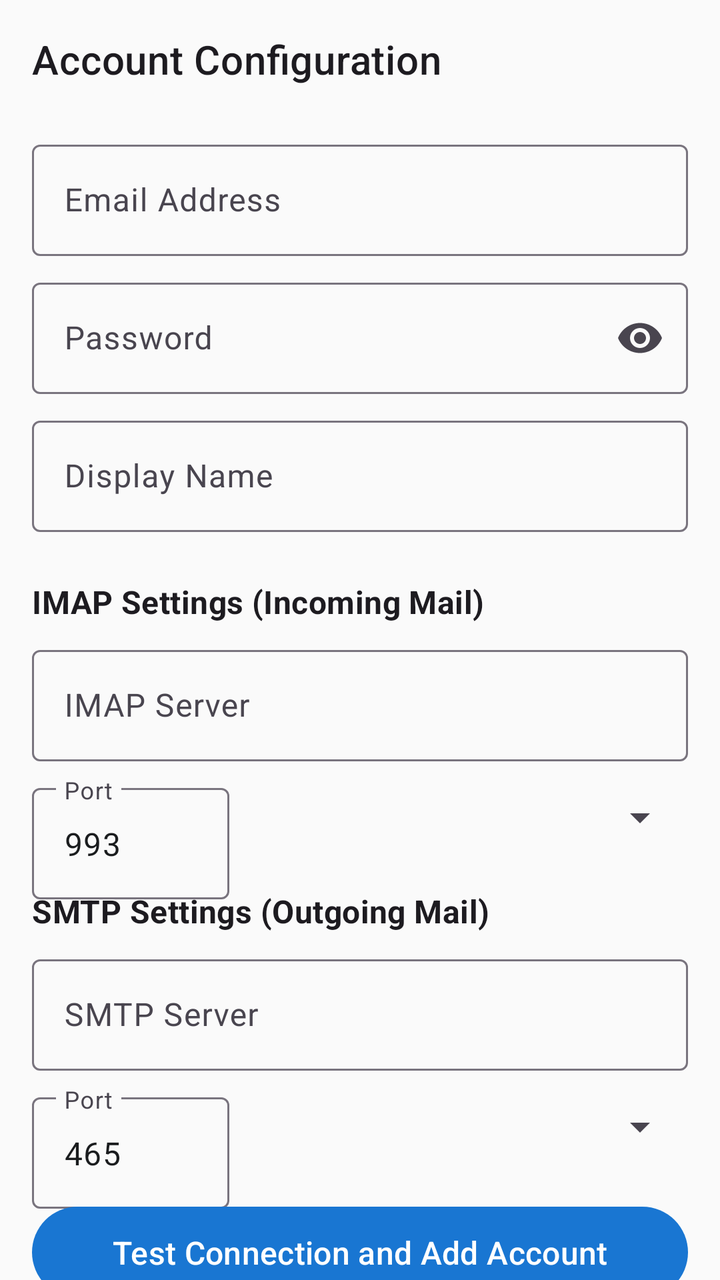
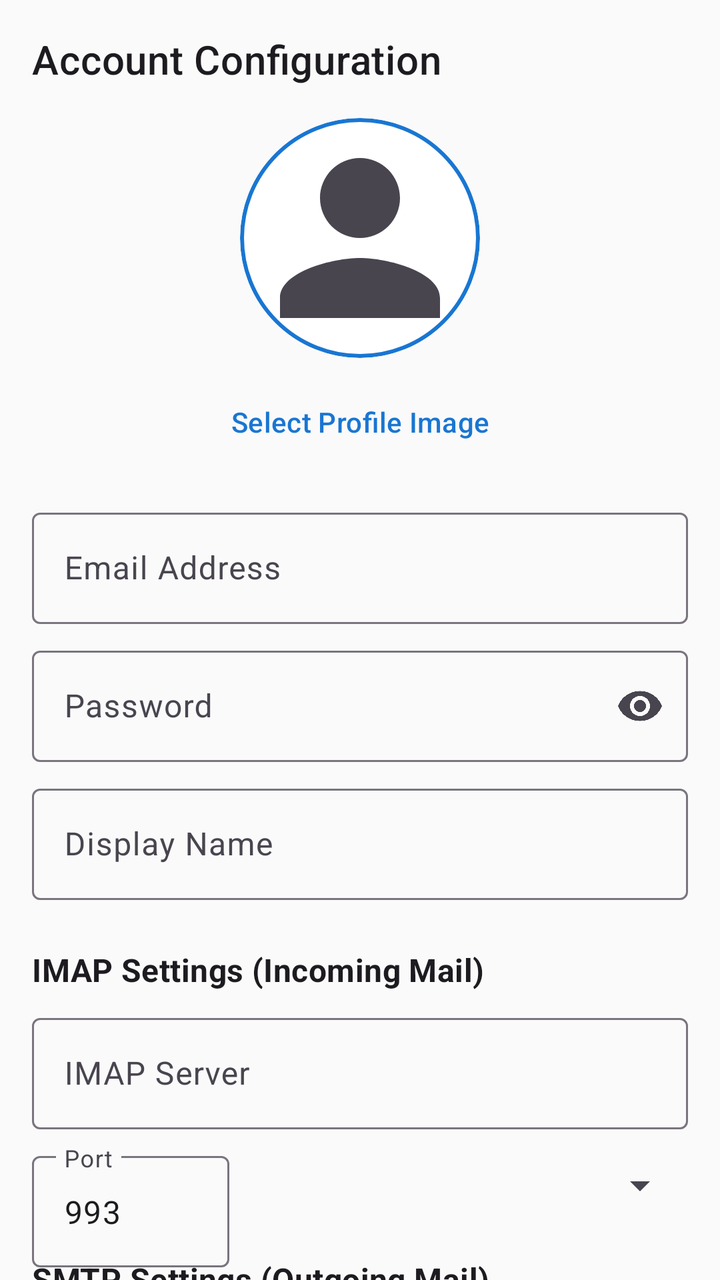

The first picture is an Android layout as it rendered before a commit; the second is the same layout after the commit. The layout source and the unified diff follow.
<!-- AndroidManifest.xml: application theme Theme.EmailClient -->
<!-- res/layout/fragment_manual_config.xml -->
<?xml version="1.0" encoding="utf-8"?>
<androidx.core.widget.NestedScrollView xmlns:android="http://schemas.android.com/apk/res/android"
    xmlns:app="http://schemas.android.com/apk/res-auto"
    android:layout_width="match_parent"
    android:layout_height="match_parent"
    android:fillViewport="true">

    <androidx.constraintlayout.widget.ConstraintLayout
        android:layout_width="match_parent"
        android:layout_height="wrap_content"
        android:padding="16dp">

        <TextView
            android:id="@+id/text_title"
            android:layout_width="0dp"
            android:layout_height="wrap_content"
            android:text="Account Configuration"
            android:textAppearance="?attr/textAppearanceHeadline6"
            app:layout_constraintTop_toTopOf="parent"
            app:layout_constraintStart_toStartOf="parent"
            app:layout_constraintEnd_toEndOf="parent" />

        
        <com.google.android.material.textfield.TextInputLayout
            android:id="@+id/text_input_email"
            android:layout_width="0dp"
            android:layout_height="wrap_content"
            android:layout_marginTop="24dp"
            android:hint="Email Address"
            app:layout_constraintTop_toBottomOf="@id/text_title"
            app:layout_constraintStart_toStartOf="parent"
            app:layout_constraintEnd_toEndOf="parent">

            <com.google.android.material.textfield.TextInputEditText
                android:id="@+id/edit_text_email"
                android:layout_width="match_parent"
                android:layout_height="wrap_content"
                android:inputType="textEmailAddress" />

        </com.google.android.material.textfield.TextInputLayout>

        <com.google.android.material.textfield.TextInputLayout
            android:id="@+id/text_input_password"
            android:layout_width="0dp"
            android:layout_height="wrap_content"
            android:layout_marginTop="8dp"
            android:hint="Password"
            app:endIconMode="password_toggle"
            app:layout_constraintTop_toBottomOf="@id/text_input_email"
            app:layout_constraintStart_toStartOf="parent"
            app:layout_constraintEnd_toEndOf="parent">

            <com.google.android.material.textfield.TextInputEditText
                android:id="@+id/edit_text_password"
                android:layout_width="match_parent"
                android:layout_height="wrap_content"
                android:inputType="textPassword" />

        </com.google.android.material.textfield.TextInputLayout>

        <com.google.android.material.textfield.TextInputLayout
            android:id="@+id/text_input_display_name"
            android:layout_width="0dp"
            android:layout_height="wrap_content"
            android:layout_marginTop="8dp"
            android:hint="Display Name"
            app:layout_constraintTop_toBottomOf="@id/text_input_password"
            app:layout_constraintStart_toStartOf="parent"
            app:layout_constraintEnd_toEndOf="parent">

            <com.google.android.material.textfield.TextInputEditText
                android:id="@+id/edit_text_display_name"
                android:layout_width="match_parent"
                android:layout_height="wrap_content"
                android:inputType="textPersonName" />

        </com.google.android.material.textfield.TextInputLayout>

        
        <TextView
            android:id="@+id/text_imap_header"
            android:layout_width="0dp"
            android:layout_height="wrap_content"
            android:layout_marginTop="24dp"
            android:text="IMAP Settings (Incoming Mail)"
            android:textAppearance="?attr/textAppearanceSubtitle1"
            android:textStyle="bold"
            app:layout_constraintTop_toBottomOf="@id/text_input_display_name"
            app:layout_constraintStart_toStartOf="parent"
            app:layout_constraintEnd_toEndOf="parent" />

        <com.google.android.material.textfield.TextInputLayout
            android:id="@+id/text_input_imap_host"
            android:layout_width="0dp"
            android:layout_height="wrap_content"
            android:layout_marginTop="8dp"
            android:hint="IMAP Server"
            app:layout_constraintTop_toBottomOf="@id/text_imap_header"
            app:layout_constraintStart_toStartOf="parent"
            app:layout_constraintEnd_toEndOf="parent">

            <com.google.android.material.textfield.TextInputEditText
                android:id="@+id/edit_text_imap_host"
                android:layout_width="match_parent"
                android:layout_height="wrap_content"
                android:inputType="textUri" />

        </com.google.android.material.textfield.TextInputLayout>

        <com.google.android.material.textfield.TextInputLayout
            android:id="@+id/text_input_imap_port"
            android:layout_width="0dp"
            android:layout_height="wrap_content"
            android:layout_marginTop="8dp"
            android:layout_marginEnd="8dp"
            android:hint="Port"
            app:layout_constraintTop_toBottomOf="@id/text_input_imap_host"
            app:layout_constraintStart_toStartOf="parent"
            app:layout_constraintEnd_toStartOf="@id/spinner_imap_security"
            app:layout_constraintWidth_percent="0.3">

            <com.google.android.material.textfield.TextInputEditText
                android:id="@+id/edit_text_imap_port"
                android:layout_width="match_parent"
                android:layout_height="wrap_content"
                android:inputType="number"
                android:text="993" />

        </com.google.android.material.textfield.TextInputLayout>

        <androidx.appcompat.widget.AppCompatSpinner
            android:id="@+id/spinner_imap_security"
            android:layout_width="0dp"
            android:layout_height="wrap_content"
            android:layout_marginStart="8dp"
            android:layout_marginTop="16dp"
            app:layout_constraintTop_toBottomOf="@id/text_input_imap_host"
            app:layout_constraintStart_toEndOf="@id/text_input_imap_port"
            app:layout_constraintEnd_toEndOf="parent"
            app:layout_constraintWidth_percent="0.65" />

        
        <TextView
            android:id="@+id/text_smtp_header"
            android:layout_width="0dp"
            android:layout_height="wrap_content"
            android:layout_marginTop="24dp"
            android:text="SMTP Settings (Outgoing Mail)"
            android:textAppearance="?attr/textAppearanceSubtitle1"
            android:textStyle="bold"
            app:layout_constraintTop_toBottomOf="@id/spinner_imap_security"
            app:layout_constraintStart_toStartOf="parent"
            app:layout_constraintEnd_toEndOf="parent" />

        <com.google.android.material.textfield.TextInputLayout
            android:id="@+id/text_input_smtp_host"
            android:layout_width="0dp"
            android:layout_height="wrap_content"
            android:layout_marginTop="8dp"
            android:hint="SMTP Server"
            app:layout_constraintTop_toBottomOf="@id/text_smtp_header"
            app:layout_constraintStart_toStartOf="parent"
            app:layout_constraintEnd_toEndOf="parent">

            <com.google.android.material.textfield.TextInputEditText
                android:id="@+id/edit_text_smtp_host"
                android:layout_width="match_parent"
                android:layout_height="wrap_content"
                android:inputType="textUri" />

        </com.google.android.material.textfield.TextInputLayout>

        <com.google.android.material.textfield.TextInputLayout
            android:id="@+id/text_input_smtp_port"
            android:layout_width="0dp"
            android:layout_height="wrap_content"
            android:layout_marginTop="8dp"
            android:layout_marginEnd="8dp"
            android:hint="Port"
            app:layout_constraintTop_toBottomOf="@id/text_input_smtp_host"
            app:layout_constraintStart_toStartOf="parent"
            app:layout_constraintEnd_toStartOf="@id/spinner_smtp_security"
            app:layout_constraintWidth_percent="0.3">

            <com.google.android.material.textfield.TextInputEditText
                android:id="@+id/edit_text_smtp_port"
                android:layout_width="match_parent"
                android:layout_height="wrap_content"
                android:inputType="number"
                android:text="465" />

        </com.google.android.material.textfield.TextInputLayout>

        <androidx.appcompat.widget.AppCompatSpinner
            android:id="@+id/spinner_smtp_security"
            android:layout_width="0dp"
            android:layout_height="wrap_content"
            android:layout_marginStart="8dp"
            android:layout_marginTop="16dp"
            app:layout_constraintTop_toBottomOf="@id/text_input_smtp_host"
            app:layout_constraintStart_toEndOf="@id/text_input_smtp_port"
            app:layout_constraintEnd_toEndOf="parent"
            app:layout_constraintWidth_percent="0.65" />

        
        <ProgressBar
            android:id="@+id/progress_bar"
            android:layout_width="wrap_content"
            android:layout_height="wrap_content"
            android:layout_marginTop="16dp"
            android:visibility="gone"
            app:layout_constraintTop_toBottomOf="@id/spinner_smtp_security"
            app:layout_constraintStart_toStartOf="parent"
            app:layout_constraintEnd_toEndOf="parent" />

        
        <com.google.android.material.button.MaterialButton
            android:id="@+id/button_test_connection"
            android:layout_width="0dp"
            android:layout_height="wrap_content"
            android:layout_marginTop="24dp"
            android:layout_marginBottom="16dp"
            android:text="Test Connection and Add Account"
            android:textSize="16sp"
            android:paddingVertical="12dp"
            app:layout_constraintTop_toBottomOf="@id/progress_bar"
            app:layout_constraintBottom_toBottomOf="parent"
            app:layout_constraintStart_toStartOf="parent"
            app:layout_constraintEnd_toEndOf="parent" />

    </androidx.constraintlayout.widget.ConstraintLayout>

</androidx.core.widget.NestedScrollView>
<!-- resources referenced by this layout -->
<resources>
  <style name="Theme.EmailClient" parent="Theme.Material3.Light.NoActionBar">
          
          <item name="colorPrimary">@color/md_theme_light_primary</item>
          <item name="colorOnPrimary">@color/md_theme_light_onPrimary</item>
          <item name="colorPrimaryContainer">@color/md_theme_light_primaryContainer</item>
          <item name="colorOnPrimaryContainer">@color/md_theme_light_onPrimaryContainer</item>
  
          
          <item name="colorSecondary">@color/md_theme_light_secondary</item>
          <item name="colorOnSecondary">@color/md_theme_light_onSecondary</item>
          <item name="colorSecondaryContainer">@color/md_theme_light_secondaryContainer</item>
          <item name="colorOnSecondaryContainer">@color/md_theme_light_onSecondaryContainer</item>
  
          
          <item name="android:colorBackground">@color/md_theme_light_background</item>
          <item name="colorOnBackground">@color/md_theme_light_onBackground</item>
          <item name="colorSurface">@color/md_theme_light_surface</item>
          <item name="colorOnSurface">@color/md_theme_light_onSurface</item>
  
          
          <item name="colorError">@color/md_theme_light_error</item>
          <item name="colorOnError">@color/md_theme_light_onError</item>
  
          
          <item name="android:statusBarColor">@color/md_theme_light_primary</item>
          <item name="android:navigationBarColor">@color/md_theme_light_surface</item>
          <item name="android:windowLightStatusBar">false</item>
      </style>
  <color name="md_theme_light_primary">#1976D2</color>
  <color name="md_theme_light_onPrimary">#FFFFFF</color>
  <color name="md_theme_light_primaryContainer">#BBDEFB</color>
  <color name="md_theme_light_onPrimaryContainer">#001D35</color>
  <color name="md_theme_light_secondary">#0288D1</color>
  <color name="md_theme_light_onSecondary">#FFFFFF</color>
  <color name="md_theme_light_secondaryContainer">#B3E5FC</color>
  <color name="md_theme_light_onSecondaryContainer">#001E2E</color>
  <color name="md_theme_light_background">#FAFAFA</color>
  <color name="md_theme_light_onBackground">#1A1C1E</color>
  <color name="md_theme_light_surface">#FFFFFF</color>
  <color name="md_theme_light_onSurface">#1A1C1E</color>
  <color name="md_theme_light_error">#B00020</color>
  <color name="md_theme_light_onError">#FFFFFF</color>
</resources>

<!-- the commit's change to res/layout/fragment_manual_config.xml (unified diff, before → after) -->
@@ -21,13 +21,47 @@
             app:layout_constraintEnd_toEndOf="parent" />
 
         
+        <com.google.android.material.card.MaterialCardView
+            android:id="@+id/card_profile_image"
+            android:layout_width="120dp"
+            android:layout_height="120dp"
+            android:layout_marginTop="16dp"
+            app:cardCornerRadius="60dp"
+            app:strokeWidth="2dp"
+            app:strokeColor="?attr/colorPrimary"
+            app:layout_constraintTop_toBottomOf="@id/text_title"
+            app:layout_constraintStart_toStartOf="parent"
+            app:layout_constraintEnd_toEndOf="parent">
+
+            <ImageView
+                android:id="@+id/image_profile"
+                android:layout_width="match_parent"
+                android:layout_height="match_parent"
+                android:scaleType="centerCrop"
+                android:src="@drawable/ic_person"
+                android:contentDescription="Profile Image" />
+
+        </com.google.android.material.card.MaterialCardView>
+
+        <com.google.android.material.button.MaterialButton
+            android:id="@+id/button_select_image"
+            android:layout_width="wrap_content"
+            android:layout_height="wrap_content"
+            android:layout_marginTop="8dp"
+            android:text="Select Profile Image"
+            style="@style/Widget.Material3.Button.TextButton"
+            app:layout_constraintTop_toBottomOf="@id/card_profile_image"
+            app:layout_constraintStart_toStartOf="parent"
+            app:layout_constraintEnd_toEndOf="parent" />
+
+        
         <com.google.android.material.textfield.TextInputLayout
             android:id="@+id/text_input_email"
             android:layout_width="0dp"
             android:layout_height="wrap_content"
-            android:layout_marginTop="24dp"
+            android:layout_marginTop="16dp"
             android:hint="Email Address"
-            app:layout_constraintTop_toBottomOf="@id/text_title"
+            app:layout_constraintTop_toBottomOf="@id/button_select_image"
             app:layout_constraintStart_toStartOf="parent"
             app:layout_constraintEnd_toEndOf="parent">
 
<!-- resource entries referenced after the edit -->
@@ -1,5 +1,15 @@
 <!-- resources referenced by this layout -->
 <resources>
+  <!-- drawable ic_person (drawable) -->
+  <vector xmlns:android="http://schemas.android.com/apk/res/android"
+      android:width="24dp"
+      android:height="24dp"
+      android:viewportWidth="24"
+      android:viewportHeight="24">
+      <path
+          android:fillColor="?attr/colorOnSurfaceVariant"
+          android:pathData="M12,12c2.21,0 4,-1.79 4,-4s-1.79,-4 -4,-4 -4,1.79 -4,4 1.79,4 4,4zM12,14c-2.67,0 -8,1.34 -8,4v2h16v-2c0,-2.66 -5.33,-4 -8,-4z"/>
+  </vector>
   <style name="Theme.EmailClient" parent="Theme.Material3.Light.NoActionBar">
           
           <item name="colorPrimary">@color/md_theme_light_primary</item>
